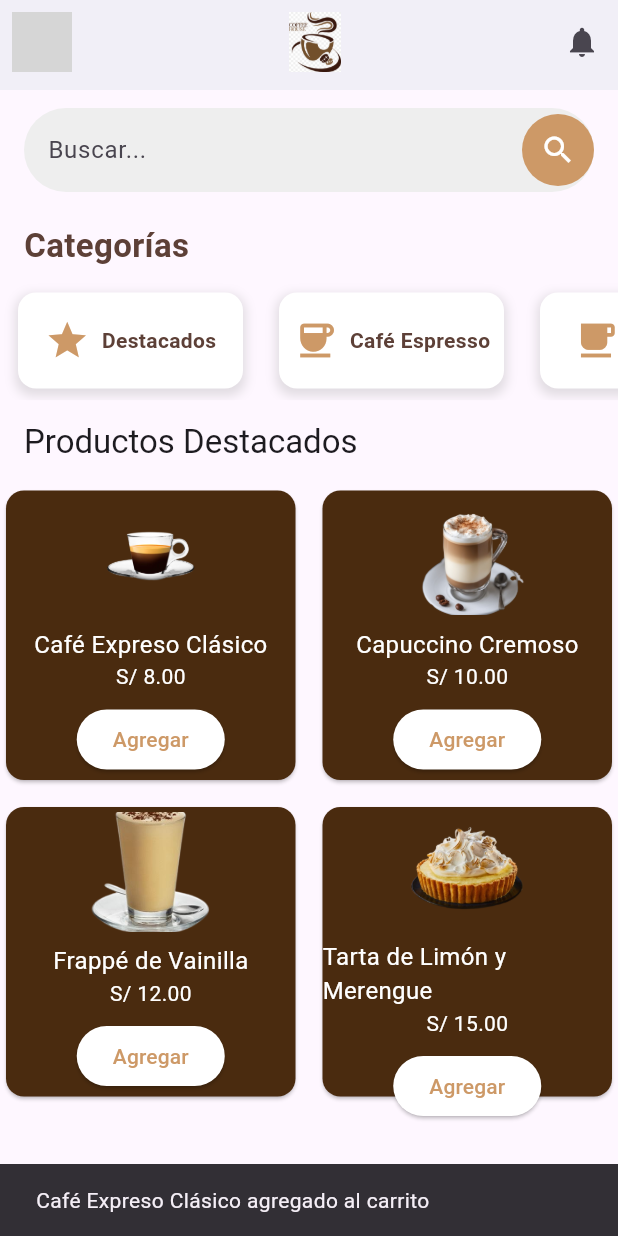
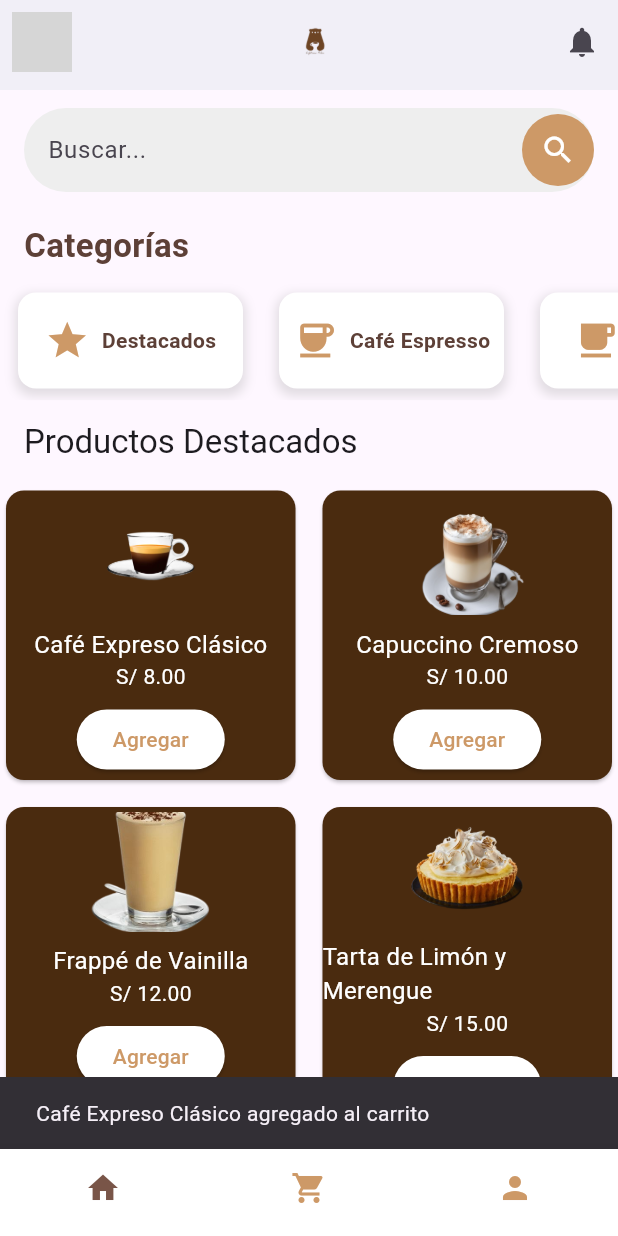
Before and after one commit to luceroch05/appcoffee, a Flutter app: the screen it shows after launch, after a tap on "Agregar", on a phone screen of 412 x 824 dp. Run offline on Flutter 3.47's test engine with Material 3 defaults, Android fonts, the phone set to English and light mode, and no system bars; network calls fail; grey boxes are pictures that could not be loaded.

Commit message:
50porciento

```diff
--- /dev/null
+++ b/lib/screens/cafe_americano_category.dart
@@ -0,0 +1,84 @@
+import 'package:flutter/material.dart';
+
+class CoffeeAmericanoCategory extends StatelessWidget {
+  // Lista de productos para la categoría Café Americano
+  final List<Map<String, String>> americanoProducts = [
+    {
+      'name': 'Café Americano Clásico',
+      'price': 'S/ 8.50',
+      'image': 'assets/americanoclasico.png',
+    },
+    {
+      'name': 'Café Americano Doble',
+      'price': 'S/ 10.00',
+      'image': 'assets/americanodoble.png',
+    },
+    {
+      'name': 'Café Americano con Hielo',
+      'price': 'S/ 9.00',
+      'image': 'assets/americanohielo.png',
+    },
+    // Puedes agregar más productos aquí
+  ];
+
+  @override
+  Widget build(BuildContext context) {
+    return Scaffold(
+      appBar: AppBar(
+        title: Text('Café Americano'),
+      ),
+      body: GridView.builder(
+        gridDelegate: SliverGridDelegateWithFixedCrossAxisCount(
+          crossAxisCount: 2, // Dos productos por fila
+          crossAxisSpacing: 10.0,
+          mainAxisSpacing: 10.0,
+        ),
+        itemCount: americanoProducts.length,
+        itemBuilder: (context, index) {
+          final product = americanoProducts[index];
+
+          return Card(
+            color: Color(0xFF4A2B0F),
+            child: Column(
+              mainAxisAlignment: MainAxisAlignment.center,
+              children: [
+                Image.asset(
+                  product['image']!,
+                  width: 80,
+                  height: 80,
+                  fit: BoxFit.cover,
+                ),
+                SizedBox(height: 8.0),
+                Text(
+                  product['name']!,
+                  style: TextStyle(fontSize: 16, color: Colors.white),
+                ),
+                Text(
+                  product['price']!,
+                  style: TextStyle(fontSize: 14, color: Colors.white),
+                ),
+                SizedBox(height: 8.0),
+                ElevatedButton(
+                  onPressed: () {
+                    ScaffoldMessenger.of(context).showSnackBar(
+                      SnackBar(
+                        content: Text('${product['name']} agregado al carrito'),
+                      ),
+                    );
+                  },
+                  style: ElevatedButton.styleFrom(
+                    backgroundColor: Color(0xFFFFFFFF),
+                  ),
+                  child: Text(
+                    'Agregar',
+                    style: TextStyle(color: Color(0xFFCD9967)),
+                  ),
+                ),
+              ],
+            ),
+          );
+        },
+      ),
+    );
+  }
+}
--- /dev/null
+++ b/lib/screens/cafe_capuccino.category.dart
@@ -0,0 +1,84 @@
+import 'package:flutter/material.dart';
+
+class CoffeeCappuccinoCategory extends StatelessWidget {
+  // Lista de productos para la categoría Cappuccino
+  final List<Map<String, String>> cappuccinoProducts = [
+    {
+      'name': 'Cappuccino Clásico',
+      'price': 'S/ 10.00',
+      'image': 'assets/capuccinoclasico.png',
+    },
+    {
+      'name': 'Cappuccino Vainilla',
+      'price': 'S/ 11.50',
+      'image': 'assets/capuccinovainilla.png',
+    },
+    {
+      'name': 'Cappuccino Caramelo',
+      'price': 'S/ 12.00',
+      'image': 'assets/capuccinocaramelo.png',
+    },
+    // Puedes agregar más productos aquí
+  ];
+
+  @override
+  Widget build(BuildContext context) {
+    return Scaffold(
+      appBar: AppBar(
+        title: Text('Cappuccino'),
+      ),
+      body: GridView.builder(
+        gridDelegate: SliverGridDelegateWithFixedCrossAxisCount(
+          crossAxisCount: 2, // Dos productos por fila
+          crossAxisSpacing: 10.0,
+          mainAxisSpacing: 10.0,
+        ),
+        itemCount: cappuccinoProducts.length,
+        itemBuilder: (context, index) {
+          final product = cappuccinoProducts[index];
+
+          return Card(
+            color: Color(0xFF4A2B0F),
+            child: Column(
+              mainAxisAlignment: MainAxisAlignment.center,
+              children: [
+                Image.asset(
+                  product['image']!,
+                  width: 80,
+                  height: 80,
+                  fit: BoxFit.cover,
+                ),
+                SizedBox(height: 8.0),
+                Text(
+                  product['name']!,
+                  style: TextStyle(fontSize: 16, color: Colors.white),
+                ),
+                Text(
+                  product['price']!,
+                  style: TextStyle(fontSize: 14, color: Colors.white),
+                ),
+                SizedBox(height: 8.0),
+                ElevatedButton(
+                  onPressed: () {
+                    ScaffoldMessenger.of(context).showSnackBar(
+                      SnackBar(
+                        content: Text('${product['name']} agregado al carrito'),
+                      ),
+                    );
+                  },
+                  style: ElevatedButton.styleFrom(
+                    backgroundColor: Color(0xFFFFFFFF),
+                  ),
+                  child: Text(
+                    'Agregar',
+                    style: TextStyle(color: Color(0xFFCD9967)),
+                  ),
+                ),
+              ],
+            ),
+          );
+        },
+      ),
+    );
+  }
+}
--- /dev/null
+++ b/lib/screens/cafe_mocha_category.dart
@@ -0,0 +1,84 @@
+import 'package:flutter/material.dart';
+
+class CoffeeMochaCategory extends StatelessWidget {
+  // Lista de productos para la categoría Café Mocha
+  final List<Map<String, String>> mochaProducts = [
+    {
+      'name': 'Café Mocha Clásico',
+      'price': 'S/ 10.00',
+      'image': 'assets/mochaclasico.png',
+    },
+    {
+      'name': 'Café Mocha con Crema',
+      'price': 'S/ 12.00',
+      'image': 'assets/mochacrema.png',
+    },
+    {
+      'name': 'Café Mocha Vainilla',
+      'price': 'S/ 13.00',
+      'image': 'assets/mochavainilla.png',
+    },
+    // Puedes agregar más productos aquí
+  ];
+
+  @override
+  Widget build(BuildContext context) {
+    return Scaffold(
+      appBar: AppBar(
+        title: Text('Café Mocha'),
+      ),
+      body: GridView.builder(
+        gridDelegate: SliverGridDelegateWithFixedCrossAxisCount(
+          crossAxisCount: 2, // Dos productos por fila
+          crossAxisSpacing: 10.0,
+          mainAxisSpacing: 10.0,
+        ),
+        itemCount: mochaProducts.length,
+        itemBuilder: (context, index) {
+          final product = mochaProducts[index];
+
+          return Card(
+            color: Color(0xFF4A2B0F),
+            child: Column(
+              mainAxisAlignment: MainAxisAlignment.center,
+              children: [
+                Image.asset(
+                  product['image']!,
+                  width: 80,
+                  height: 80,
+                  fit: BoxFit.cover,
+                ),
+                SizedBox(height: 8.0),
+                Text(
+                  product['name']!,
+                  style: TextStyle(fontSize: 16, color: Colors.white),
+                ),
+                Text(
+                  product['price']!,
+                  style: TextStyle(fontSize: 14, color: Colors.white),
+                ),
+                SizedBox(height: 8.0),
+                ElevatedButton(
+                  onPressed: () {
+                    ScaffoldMessenger.of(context).showSnackBar(
+                      SnackBar(
+                        content: Text('${product['name']} agregado al carrito'),
+                      ),
+                    );
+                  },
+                  style: ElevatedButton.styleFrom(
+                    backgroundColor: Color(0xFFFFFFFF),
+                  ),
+                  child: Text(
+                    'Agregar',
+                    style: TextStyle(color: Color(0xFFCD9967)),
+                  ),
+                ),
+              ],
+            ),
+          );
+        },
+      ),
+    );
+  }
+}
--- a/lib/screens/home_screen.dart
+++ b/lib/screens/home_screen.dart
@@ -1,12 +1,14 @@
+import 'package:appcoffee/screens/cafe_americano_category.dart';
+import 'package:appcoffee/screens/cafe_capuccino.category.dart';
 import 'package:flutter/material.dart';
 import '../widgets/profile_app_bar.dart';
 import '../widgets/search_bar.dart' as custom; // Alias para tu SearchBar
 import '../widgets/categories_slider.dart'; // Importa el CategoriesSlider
 import 'cafe_latte_screen.dart';
+import 'cafe_mocha_category.dart';
 import 'featured_products_screen.dart'; // Importa la pantalla de productos destacados
 import 'coffee_expresso_category.dart'; // Importa la pantalla de la categoría Café Expreso
  // Importa la pantalla de la categoría Cappuccino
-// Agrega más imports según sea necesario para otras categorías
 
 class HomeScreen extends StatefulWidget {
   @override
@@ -14,12 +16,22 @@ class HomeScreen extends StatefulWidget {
 }
 
 class _HomeScreenState extends State<HomeScreen> {
-  int _selectedIndex = 0; // El índice para cambiar el contenido
+  int _selectedIndex = 0; // El índice para cambiar el contenido en el cuerpo
+  int _bottomNavIndex = 0; // El índice para cambiar el contenido del BottomNavigationBar
 
   // Método para cambiar el contenido cuando se selecciona una categoría
   void _onCategorySelected(int index) {
     setState(() {
       _selectedIndex = index;
+    });
+  }
+
+  // Método para manejar el cambio en el BottomNavigationBar
+  void _onBottomNavTapped(int index) {
+    setState(() {
+      _bottomNavIndex = index;
+      // Aquí puedes realizar acciones diferentes según la pestaña seleccionada
+      // por ejemplo, podrías cambiar _selectedIndex si deseas que el BottomNav afecte la categoría
     });
   }
 
@@ -35,7 +47,7 @@ class _HomeScreenState extends State<HomeScreen> {
           custom.SearchBar(), // Usamos el alias 'custom' para referirnos a tu SearchBar
           CategoriesSlider(
             categories: [
-              {'name': 'Destacados', 'icon': Icons.star}, // Agregar 'Destacados' como primer elemento
+              {'name': 'Destacados', 'icon': Icons.star},
               {'name': 'Café Espresso', 'icon': Icons.coffee},
               {'name': 'Café Latte', 'icon': Icons.local_cafe},
               {'name': 'Café Mocha', 'icon': Icons.coffee},
@@ -48,14 +60,38 @@ class _HomeScreenState extends State<HomeScreen> {
             child: IndexedStack(
               index: _selectedIndex, // Cambia el contenido según el índice seleccionado
               children: [
-                 // Contenido por defecto
                 FeaturedProductsScreen(), // Pantalla de productos destacados (índice 0)
                 CoffeeExpressoCategory(),
-                CoffeeLatteScreen(), // Pantalla de la categoría Café Espresso (índice 1)
-                 // Pantalla de la categoría Cappuccino (índice 2)
-                // Agrega más pantallas de categorías según sea necesario
+                CoffeeLatteScreen(),
+                CoffeeMochaCategory(),
+                CoffeeAmericanoCategory(),
+                CoffeeCappuccinoCategory(),
               ],
             ),
+          ),
+        ],
+      ),
+      bottomNavigationBar: BottomNavigationBar(
+        type: BottomNavigationBarType.fixed,
+        backgroundColor: Colors.white, // Color de fondo blanco
+        selectedItemColor: Colors.brown, // Color del ícono seleccionado
+        unselectedItemColor: Color(0xFFCD9967), // Color de íconos no seleccionados
+        currentIndex: _bottomNavIndex, // Índice actual del BottomNavigationBar
+        onTap: _onBottomNavTapped, // Cambia el índice al hacer tap
+        showSelectedLabels: false, // Oculta las etiquetas de texto seleccionadas
+        showUnselectedLabels: false, // Oculta las etiquetas de texto no seleccionadas
+        items: [
+          BottomNavigationBarItem(
+            icon: Icon(Icons.home),
+            label: 'Inicio',
+          ),
+          BottomNavigationBarItem(
+            icon: Icon(Icons.shopping_cart),
+            label: 'Carrito',
+          ),
+          BottomNavigationBarItem(
+            icon: Icon(Icons.person),
+            label: 'Usuario',
           ),
         ],
       ),
--- a/lib/widgets/profile_app_bar.dart
+++ b/lib/widgets/profile_app_bar.dart
@@ -10,7 +10,7 @@ class ProfileAppBar extends StatelessWidget {
       elevation: 4,
       title: Center(
         child: Image.asset(
-          'assets/logito.png',
+          'assets/logo.png',
           height: 40,
         ),
       ),
```
Also changed, not shown: pubspec.yaml (+9 -9 lines), assets/americanoclasico.png (added), assets/americanodoble.png (added), assets/americanohielo.png (added), assets/capuccinocaramelo.png (added), assets/capuccinoclasico.png (added), assets/capuccinovainilla.png (added), assets/logo.png (added), assets/mochaclasico.png (added), assets/mochacrema.png (added), assets/mochavainilla.png (added).
